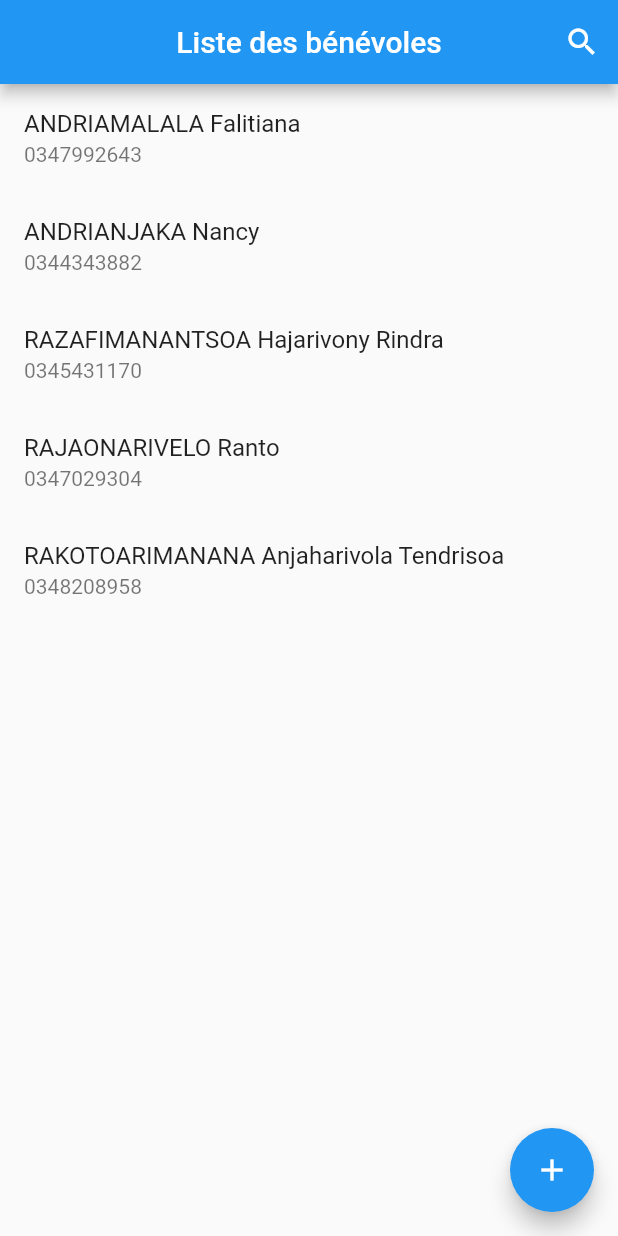
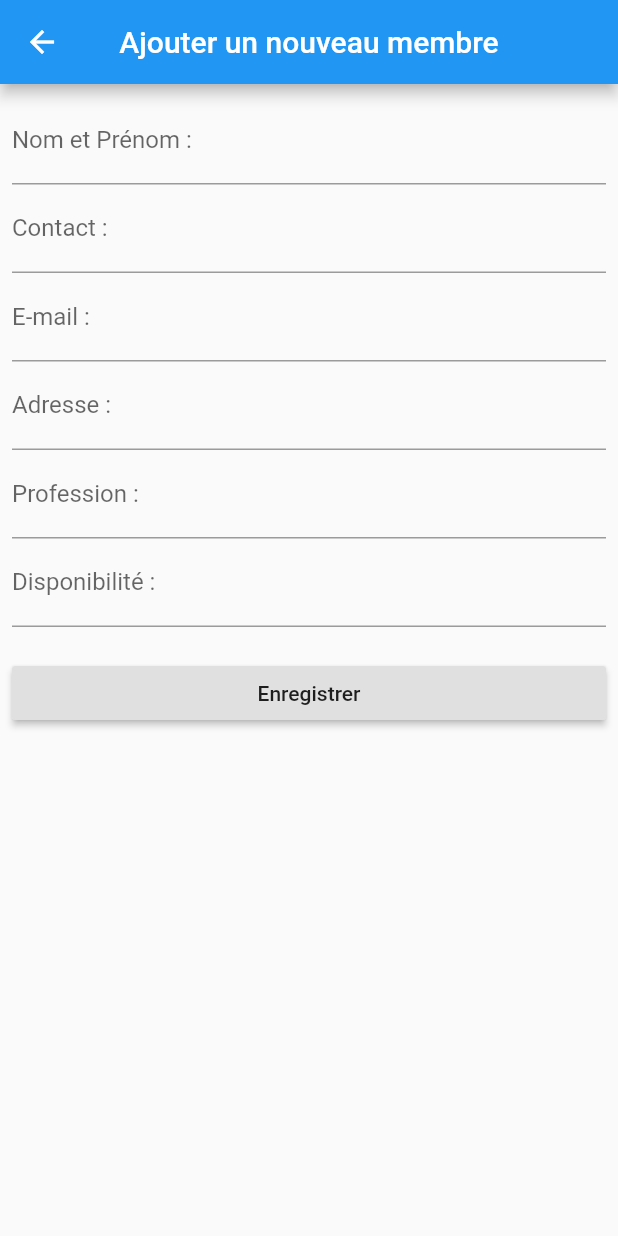
Before and after one commit to misaJohary/benevole-gestion, a Flutter app: the screen it shows after launch, after a tap on the "add" icon, on a phone screen of 412 x 824 dp. Run offline on Flutter 3.47's test engine with Material 2 defaults, Android fonts, the phone set to English and light mode, and no system bars.

Commit message:
added new screen for adding new member

```diff
--- a/lib/main.dart
+++ b/lib/main.dart
@@ -1,5 +1,6 @@
 import 'package:benevolat/provider/benevole.dart';
 import 'package:benevolat/screens/homepage.dart';
+import 'package:benevolat/screens/new_benevole.dart';
 import 'package:flutter/material.dart';
 import 'package:provider/provider.dart';
 
@@ -19,6 +20,9 @@ class MyApp extends StatelessWidget {
           primarySwatch: Colors.blue,
         ),
         home: HomePage(),
+        routes: {
+          AddNewBenevole.routeName : (ctx) => AddNewBenevole(),
+        },
       ),
     );
   }
--- a/lib/provider/benevole.dart
+++ b/lib/provider/benevole.dart
@@ -63,4 +63,10 @@ class BenevoleNotifier with ChangeNotifier {
       availability: 'Samedi',
     ),
   ];
+
+  addNew(Benevole newBenevole){
+    // benevoles.insert(newBenevole);
+    benevoles.add(newBenevole);
+    notifyListeners();
+  }
 }
--- a/lib/screens/homepage.dart
+++ b/lib/screens/homepage.dart
@@ -1,3 +1,4 @@
+import 'package:benevolat/screens/new_benevole.dart';
 import 'package:flutter/material.dart';
 import 'package:provider/provider.dart';
 import '../provider/benevole.dart';
@@ -10,7 +11,7 @@ class HomePage extends StatefulWidget {
 class _HomePageState extends State<HomePage> {
   @override
   Widget build(BuildContext context) {
-    final benevole = Provider.of<BenevoleNotifier>(context, listen: false);
+    final benevole = Provider.of<BenevoleNotifier>(context);
 
     return Scaffold(
       appBar: AppBar(
@@ -36,7 +37,9 @@ class _HomePageState extends State<HomePage> {
           itemCount: benevole.benevoles.length),
       floatingActionButton: FloatingActionButton(
         child: Icon(Icons.add),
-        onPressed: (){},
+        onPressed: (){
+          Navigator.of(context).pushNamed(AddNewBenevole.routeName);
+        },
       ),
     );
   }
--- /dev/null
+++ b/lib/screens/new_benevole.dart
@@ -0,0 +1,154 @@
+import 'package:benevolat/provider/benevole.dart';
+import 'package:flutter/material.dart';
+import 'package:provider/provider.dart';
+
+class AddNewBenevole extends StatefulWidget {
+  static String routeName = './add-new';
+
+  @override
+  _AddNewBenevoleState createState() => _AddNewBenevoleState();
+}
+
+class _AddNewBenevoleState extends State<AddNewBenevole> {
+  final _form = GlobalKey<FormState>();
+  Benevole newBenevole = Benevole(
+    name: '',
+    number: '',
+    email: '',
+    adresse: '',
+    profession: '',
+    availability: '',
+  );
+
+  _saveForm() {
+    _form.currentState.save();
+  }
+
+  @override
+  Widget build(BuildContext context) {
+    return Scaffold(
+      appBar: AppBar(
+        title: Text('Ajouter un nouveau membre'),
+        centerTitle: true,
+      ),
+      body: Padding(
+        padding: const EdgeInsets.all(8.0),
+        child: Form(
+          key: _form,
+          child: ListView(
+            children: [
+              TextFormField(
+                decoration: InputDecoration(labelText: 'Nom et Prénom : '),
+                textInputAction: TextInputAction.next,
+                onSaved: (value) {
+                  newBenevole = Benevole(
+                    name: value,
+                    number: newBenevole.number,
+                    email: newBenevole.number,
+                    adresse: newBenevole.adresse,
+                    profession: newBenevole.profession,
+                    availability: newBenevole.availability,
+                  );
+                },
+              ),
+              TextFormField(
+                decoration: InputDecoration(labelText: 'Contact : '),
+                textInputAction: TextInputAction.next,
+                keyboardType: TextInputType.phone,
+                onSaved: (value) {
+                  newBenevole = Benevole(
+                    name: newBenevole.name,
+                    number: value,
+                    email: newBenevole.number,
+                    adresse: newBenevole.adresse,
+                    profession: newBenevole.profession,
+                    availability: newBenevole.availability,
+                  );
+                },
+              ),
+              TextFormField(
+                decoration: InputDecoration(labelText: 'E-mail : '),
+                textInputAction: TextInputAction.next,
+                keyboardType: TextInputType.emailAddress,
+                onSaved: (value) {
+                  newBenevole = Benevole(
+                    name: newBenevole.name,
+                    number: newBenevole.number,
+                    email: value,
+                    adresse: newBenevole.adresse,
+                    profession: newBenevole.profession,
+                    availability: newBenevole.availability,
+                  );
+                },
+              ),
+              TextFormField(
+                decoration: InputDecoration(labelText: 'Adresse : '),
+                textInputAction: TextInputAction.next,
+                onSaved: (value) {
+                  newBenevole = Benevole(
+                    name: newBenevole.name,
+                    number: newBenevole.number,
+                    email: newBenevole.number,
+                    adresse: value,
+                    profession: newBenevole.profession,
+                    availability: newBenevole.availability,
+                  );
+                },
+              ),
+              TextFormField(
+                decoration: InputDecoration(labelText: 'Profession : '),
+                textInputAction: TextInputAction.next,
+                onSaved: (value) {
+                  newBenevole = Benevole(
+                    name: newBenevole.name,
+                    number: newBenevole.number,
+                    email: newBenevole.number,
+                    adresse: newBenevole.adresse,
+                    profession: value,
+                    availability: newBenevole.availability,
+                  );
+                },
+              ),
+              TextFormField(
+                decoration: InputDecoration(
+                    labelText: 'Disponibilité : ',
+                    hintText: 'Lundi, mardi, ...',
+                    hintStyle: TextStyle(
+                        fontStyle: FontStyle.italic,
+                        fontSize: 12,
+                        color: Colors.grey.withOpacity(0.5))),
+                textInputAction: TextInputAction.done,
+                onFieldSubmitted: (_) {
+                  _saveForm();
+                  Provider.of<BenevoleNotifier>(context,  listen: false).addNew(newBenevole);
+                  // Navigator.of(context).pop();
+                },
+                onSaved: (value) {
+                  newBenevole = Benevole(
+                    name: newBenevole.name,
+                    number: newBenevole.number,
+                    email: newBenevole.number,
+                    adresse: newBenevole.adresse,
+                    profession: newBenevole.profession,
+                    availability: value,
+                  );
+                },
+              ),
+              SizedBox(
+                height: 20,
+              ),
+              RaisedButton(
+                onPressed: () {
+                  _saveForm();
+                  Provider.of<BenevoleNotifier>(context, listen: false).addNew(newBenevole);
+                  // Navigator.of(context).pop();
+                },
+                child: Text('Enregistrer'),
+              )
+            ],
+          ),
+        ),
+      ),
+    );
+  }
+}
```
